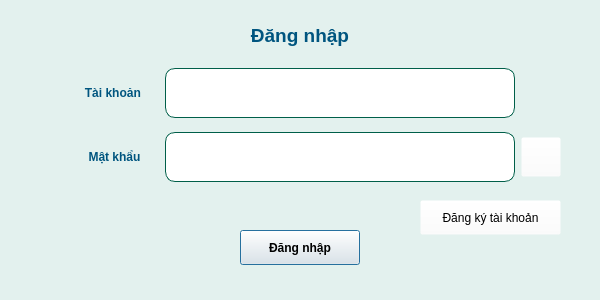
reilee21/BMHTTT, file login.ui: the form before one commit.
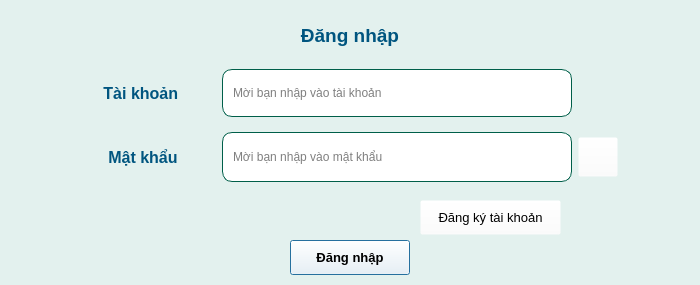
The form after the commit. Icons and pictures are not drawn.

```diff
--- a/login.ui
+++ b/login.ui
@@ -6,8 +6,8 @@
    <rect>
     <x>0</x>
     <y>0</y>
-    <width>600</width>
-    <height>300</height>
+    <width>700</width>
+    <height>285</height>
    </rect>
   </property>
   <property name="windowTitle">
@@ -42,7 +42,7 @@
   <widget class="QLabel" name="label_4">
    <property name="geometry">
     <rect>
-     <x>0</x>
+     <x>50</x>
      <y>10</y>
      <width>600</width>
      <height>50</height>
@@ -75,17 +75,26 @@
   <widget class="QPushButton" name="btn_login">
    <property name="geometry">
     <rect>
-     <x>240</x>
-     <y>230</y>
+     <x>290</x>
+     <y>240</y>
      <width>120</width>
      <height>35</height>
     </rect>
    </property>
+   <property name="font">
+    <font>
+     <pointsize>10</pointsize>
+     <weight>75</weight>
+     <italic>false</italic>
+     <bold>true</bold>
+    </font>
+   </property>
    <property name="cursor">
     <cursorShape>PointingHandCursor</cursorShape>
    </property>
    <property name="styleSheet">
-    <string notr="true">font:bold</string>
+    <string notr="true">font:bold;
+background-color: white;</string>
    </property>
    <property name="text">
     <string>Đăng nhập</string>
@@ -102,6 +111,7 @@
    </property>
    <property name="font">
     <font>
+     <pointsize>10</pointsize>
      <underline>false</underline>
     </font>
    </property>
@@ -120,7 +130,7 @@
     <rect>
      <x>70</x>
      <y>60</y>
-     <width>491</width>
+     <width>548</width>
      <height>131</height>
     </rect>
    </property>
@@ -131,6 +141,7 @@
        <widget class="QLabel" name="label">
         <property name="font">
          <font>
+          <pointsize>12</pointsize>
           <weight>75</weight>
           <italic>false</italic>
           <bold>true</bold>
@@ -149,7 +160,7 @@
         <property name="minimumSize">
          <size>
           <width>350</width>
-          <height>50</height>
+          <height>48</height>
          </size>
         </property>
         <property name="maximumSize">
@@ -158,6 +169,9 @@
           <height>50</height>
          </size>
         </property>
+        <property name="placeholderText">
+         <string>Mời bạn nhập vào tài khoản</string>
+        </property>
        </widget>
       </item>
       <item>
@@ -187,6 +201,7 @@
        <widget class="QLabel" name="label_2">
         <property name="font">
          <font>
+          <pointsize>12</pointsize>
           <weight>75</weight>
           <italic>false</italic>
           <bold>true</bold>
@@ -214,6 +229,9 @@
           <height>50</height>
          </size>
         </property>
+        <property name="placeholderText">
+         <string>Mời bạn nhập vào mật khẩu</string>
+        </property>
        </widget>
       </item>
       <item>
```
Left out of the diff: 1 changed line with no effect on the pictures.
